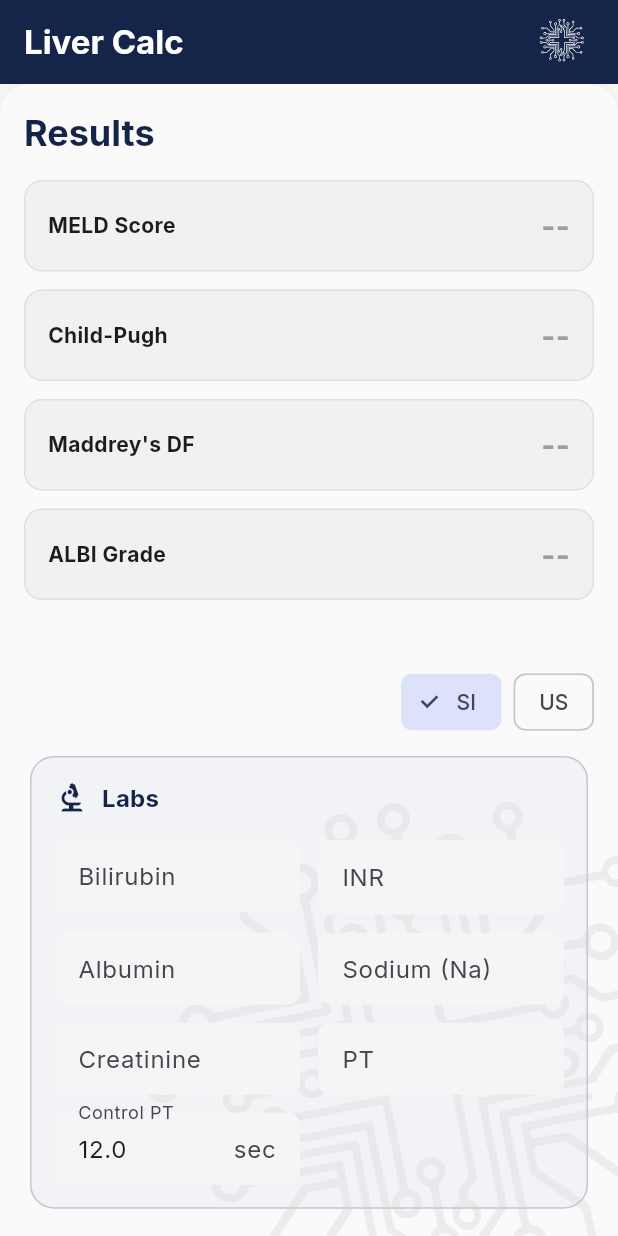
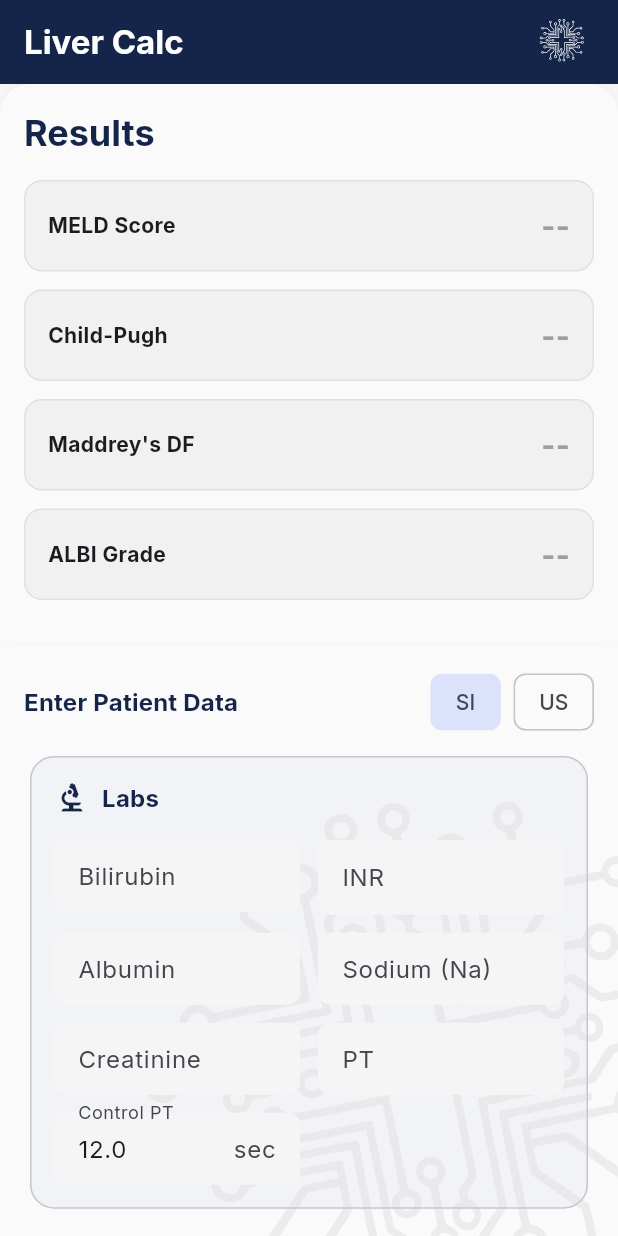
Before and after one commit to AshaneH/liver-calc, a Flutter app: the screen it shows after launch, on a phone screen of 412 x 824 dp. Run offline on Flutter 3.47's test engine with Material 3 defaults, Android fonts, the light colour scheme and no system bars; our stand-ins replace flutter_riverpod, flutter_svg, freezed_annotation, google_fonts.

```diff
--- a/lib/widgets/input_form.dart
+++ b/lib/widgets/input_form.dart
@@ -17,16 +17,26 @@ class InputForm extends ConsumerWidget {
       crossAxisAlignment: CrossAxisAlignment.stretch,
       children: [
         // Unit Toggle - Prominent at the top
-        Align(
-          alignment: Alignment.topRight,
-          child: Padding(
+        // Unit Toggle & Prompt
+        Padding(
           padding: const EdgeInsets.only(bottom: 8.0),
-            child: Wrap(
+          child: Row(
+            mainAxisAlignment: MainAxisAlignment.spaceBetween,
+            children: [
+              Text(
+                'Enter Patient Data',
+                style: Theme.of(context).textTheme.titleMedium?.copyWith(
+                  fontWeight: FontWeight.bold,
+                  color: Theme.of(context).colorScheme.primary,
+                ),
+              ),
+              Wrap(
                 spacing: 8,
                 children: [
                   ChoiceChip(
                     label: const Text('SI'),
                     selected: isSi,
+                    showCheckmark: false,
                     onSelected: (selected) {
                       if (selected) notifier.updateUnits(Units.si);
                     },
@@ -34,12 +44,14 @@ class InputForm extends ConsumerWidget {
                   ChoiceChip(
                     label: const Text('US'),
                     selected: !isSi,
+                    showCheckmark: false,
                     onSelected: (selected) {
                       if (selected) notifier.updateUnits(Units.us);
                     },
                   ),
                 ],
               ),
+            ],
           ),
         ),
 
```
Also changed, not shown: 1 other file. Lines whose indentation alone changed are shown as unchanged.
